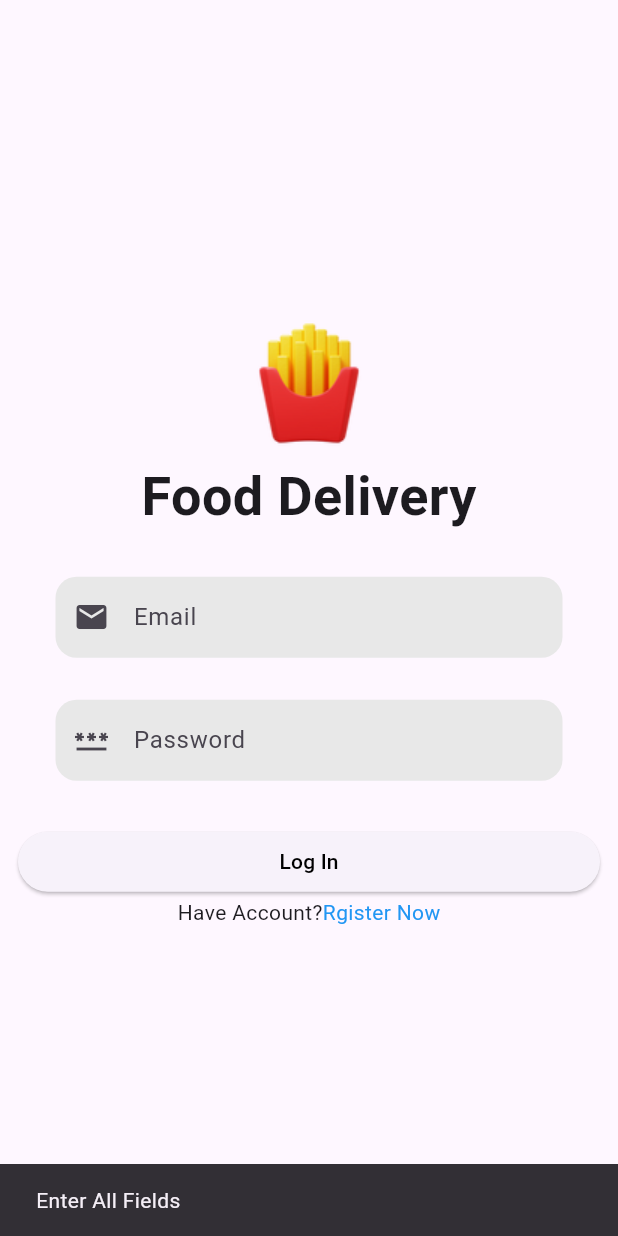
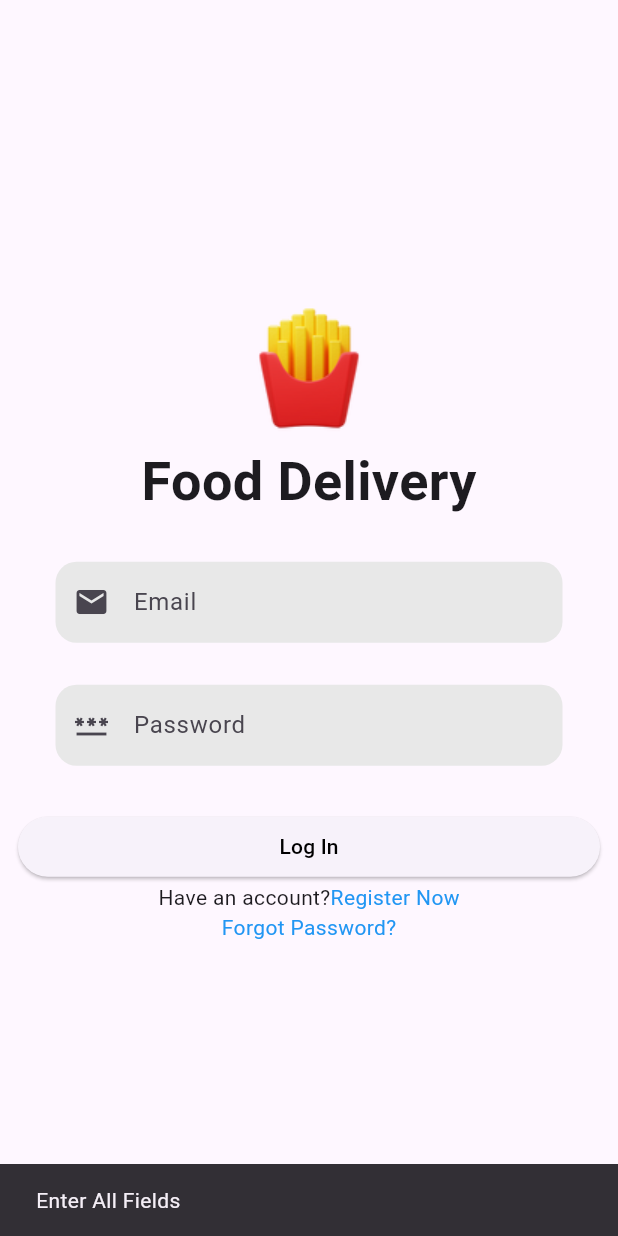
Before and after one commit to YamamaAbuLiel/Food-delivery-Mobile, a Flutter app: the LoginPage screen opened directly, after a tap on "Log In", on a phone screen of 412 x 824 dp. Run offline on Flutter 3.47's test engine with Material 3 defaults, Android fonts, the phone set to English and light mode, and no system bars; our stand-ins replace cloud_firestore, firebase_auth, firebase_core, gap; accounts and stored records are empty.

Commit message:
reset password using email

```diff
--- a/lib/Pages/Auth/log_in.dart
+++ b/lib/Pages/Auth/log_in.dart
@@ -4,29 +4,35 @@ import 'package:untitled/Pages/Auth/register_page.dart';
 import 'package:untitled/Pages/profile_screen.dart';
 import 'package:untitled/Widgets/custom_text_field_widget.dart';
 import 'package:untitled/services/auth.dart';
+
 class LoginPage extends StatefulWidget {
-  const LoginPage ({super.key});
+  const LoginPage({super.key});
 
   @override
   State<LoginPage> createState() => _State();
 }
 
 class _State extends State<LoginPage> {
-  TextEditingController emailCon=TextEditingController();
-  TextEditingController passwordcon=TextEditingController();
-  signin() async{
-String response= await AuthMethods().signin(userEmail: emailCon.text, password: passwordcon.text);
+  TextEditingController emailCon = TextEditingController();
+  TextEditingController passwordCon = TextEditingController();
+
+  signin() async {
+    String response = await AuthMethods().signin(
+      userEmail: emailCon.text,
+      password: passwordCon.text,
+    );
     try {
       if (response == "Success") {
-    Navigator.pushAndRemoveUntil(context, MaterialPageRoute(builder: (context)=>ProfileScreen()), (route) => false);      }
-  else {
+        Navigator.pushAndRemoveUntil(
+          context,
+          MaterialPageRoute(builder: (context) => ProfileScreen()),
+              (route) => false,
+        );
+      } else {
         showErrorMessage(response);
-
-
-
       }
     } on Exception catch (e) {
-  print (e);
+      print(e);
     }
   }
 
@@ -38,47 +44,97 @@ try {
       ),
     );
   }
+
+  void _handleForgotPassword() async {
+    String email = emailCon.text;
+
+    if (email.isNotEmpty) {
+      String resetResult = await AuthMethods().resetPassword(userEmail: email);
+      showErrorMessage(resetResult);
+    } else {
+      showErrorMessage("Enter your email address");
+    }
+  }
+
   @override
   Widget build(BuildContext context) {
     return Scaffold(
-      body:
-      Padding(
+      body: Padding(
         padding: const EdgeInsets.all(12.0),
         child: Column(
           mainAxisAlignment: MainAxisAlignment.center,
           children: [
-            Center(child: Image.asset("assets/images/logo.png" , height: 100 , width:900 ),
-
+            Center(
+              child: Image.asset(
+                "assets/images/logo.png",
+                height: 100,
+                width: 900,
               ),
-            //appName
-
-            Text("Food Delivery" , style:TextStyle(fontSize: 36 ,fontWeight: FontWeight.bold) ),
+            ),
+            Text(
+              "Food Delivery",
+              style: TextStyle(fontSize: 36, fontWeight: FontWeight.bold),
+            ),
             Gap(15),
-
-            CustomTextField(controller: emailCon, prefixIcon: Icons.email, labelText: "Email"),
-            CustomTextField(controller: passwordcon, prefixIcon: Icons.password, labelText: "Password"),
-            //password
-            //loginbut
+            CustomTextField(
+              controller: emailCon,
+              prefixIcon: Icons.email,
+              labelText: "Email",
+            ),
+            CustomTextField(
+              controller: passwordCon,
+              prefixIcon: Icons.password,
+              labelText: "Password",
+            ),
             Gap(15),
             Row(
               children: [
-                Expanded(child: ElevatedButton(onPressed:(){signin();}, child: Text("Log In", style:TextStyle(color:Colors.black)))),
+                Expanded(
+                  child: ElevatedButton(
+                    onPressed: () {
+                      signin();
+                    },
+                    child: Text(
+                      "Log In",
+                      style: TextStyle(color: Colors.black),
+                    ),
+                  ),
+                ),
               ],
             ),
             Row(
               mainAxisAlignment: MainAxisAlignment.center,
               children: [
-
-              Text("Have Account?"),
+                Text("Have an account?"),
                 GestureDetector(
-                onTap: ()=>Navigator.pushAndRemoveUntil(context, MaterialPageRoute(builder: (context)=>RegisterPage()), (route) => false),
-                  child: Text("Rgister Now",style: TextStyle(color: Colors.blue),))
-            ],)
+                  onTap: () => Navigator.pushAndRemoveUntil(
+                    context,
+                    MaterialPageRoute(builder: (context) => RegisterPage()),
+                        (route) => false,
+                  ),
+                  child: Text(
+                    "Register Now",
+                    style: TextStyle(color: Colors.blue),
+                  ),
+                ),
 
               ],
             ),
+            Row(
+              mainAxisAlignment: MainAxisAlignment.center,
+              children: [
+                GestureDetector(
+                  onTap: _handleForgotPassword,
+                  child: Text(
+                    "Forgot Password?",
+                    style: TextStyle(color: Colors.blue),
                   ),
-
+                ),
+              ],
+            ),
+          ],
+        ),
+      ),
     );
   }
 }
--- a/lib/services/auth.dart
+++ b/lib/services/auth.dart
@@ -148,6 +148,21 @@ class AuthMethods {
     RegExp regex = RegExp(emailPattern);
     return regex.hasMatch(email);
   }
+  Future<String> resetPassword({required String userEmail}) async {
+    try {
+      await _auth.sendPasswordResetEmail(email: userEmail);
+      return "Password reset email sent. Check your email for instructions.";
+    } on FirebaseAuthException catch (e) {
+      print("FirebaseAuthException: ${e.message}");
+      return "Error sending password reset email: ${e.message}";
+    } on Exception catch (e) {
+      print("Exception: $e");
+      return "An unexpected error occurred while sending the password reset email.";
+    }
+  }
+  signout()async{
+    await _auth.signOut();
 
+  }
 
 }
```
Also changed, not shown: lib/Pages/profile_screen.dart (+15 -1 lines). Lines whose indentation alone changed are shown as unchanged.
